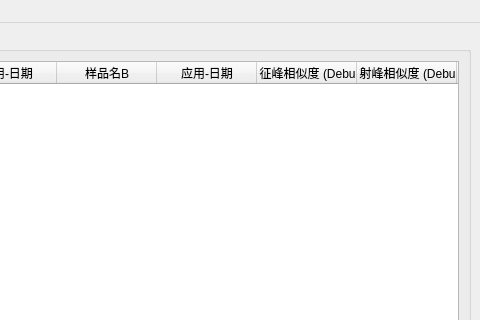
First picture: the form in spe_test.ui, repository gxmlfx/Spectrum, before the edit; both pictures show x 487 to 967 and y 0 to 320 of the 967 by 628 pixel window.
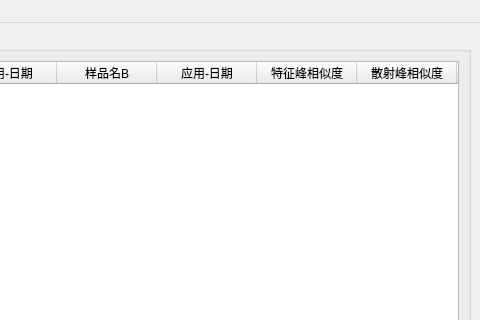
Second picture: the form after the edit.

```diff
--- a/spe_test.ui
+++ b/spe_test.ui
@@ -337,12 +337,12 @@
          </column>
          <column>
           <property name="text">
-           <string>特征峰相似度 (Debug)</string>
+           <string>特征峰相似度</string>
           </property>
          </column>
          <column>
           <property name="text">
-           <string>散射峰相似度 (Debug)</string>
+           <string>散射峰相似度</string>
           </property>
          </column>
          <column>
```
Left out of the diff: 2 changed lines with no effect on the pictures.
